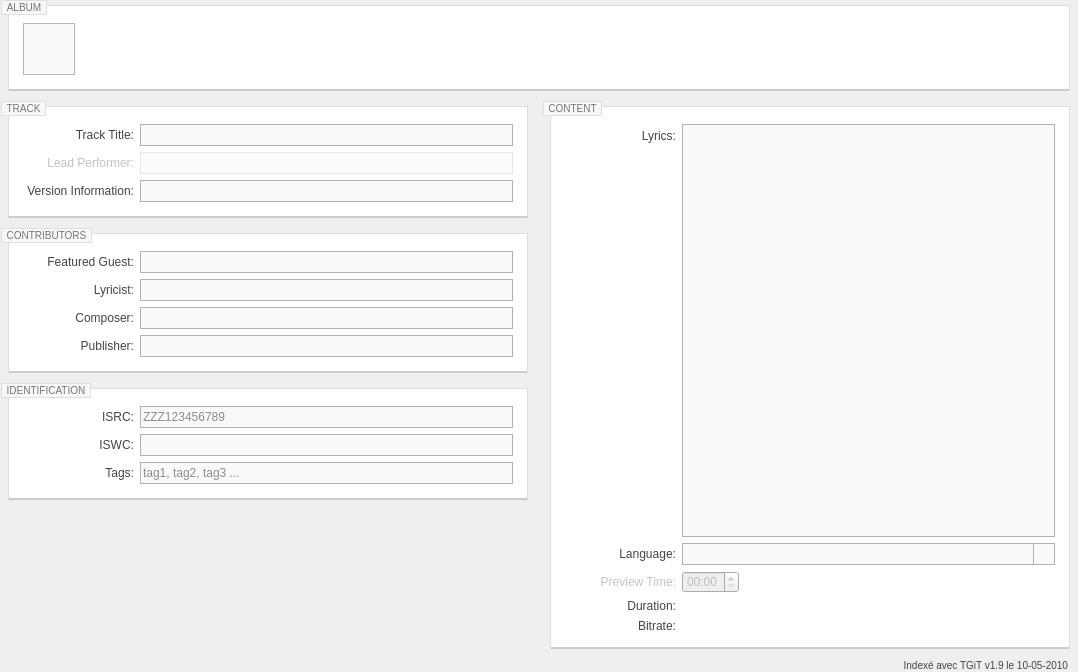
The window that resources/ui/track_page.ui (Iconoclasteinc/tgit) describes before a commit, drawn with Qt 5.
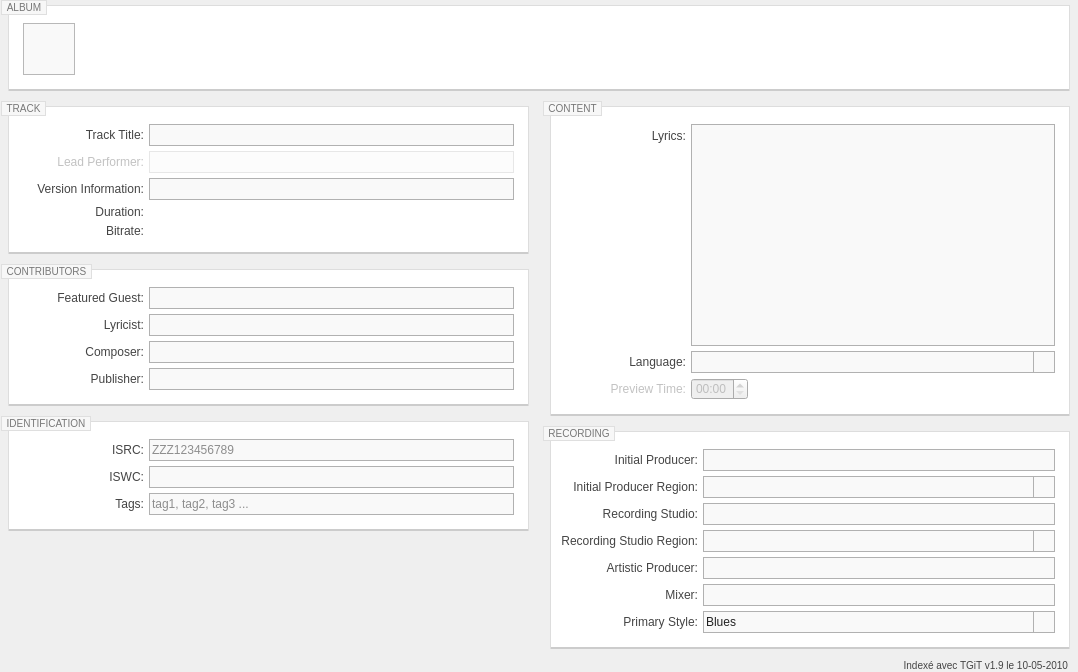
The same window after the commit. Icons and pictures are not drawn. Custom widgets are drawn as their Qt base class.

Commit message: Move the recording box to track level from album level.

```diff
--- a/resources/ui/track_page.ui
+++ b/resources/ui/track_page.ui
@@ -16,7 +16,7 @@
 	border: 1px solid #DDDDDD;
 	border-bottom: 2px solid rgba(0, 0, 0, 20%);
 	background-color: white;
-	padding: 17px 14px 14px 0px;
+	padding: 17px 14px 14px 10px;
 	margin: 5px 8px;
 	font-size: 10px;
 }
@@ -305,7 +305,10 @@
 	color: #C2C2C2;
 }</string>
      </property>
-     <layout class="QHBoxLayout" name="horizontalLayout" stretch="1,1">
+     <layout class="QHBoxLayout" name="horizontalLayout">
+      <property name="spacing">
+       <number>5</number>
+      </property>
       <property name="leftMargin">
        <number>0</number>
       </property>
@@ -346,7 +349,13 @@
              <enum>QFormLayout::ExpandingFieldsGrow</enum>
             </property>
             <property name="labelAlignment">
-             <set>Qt::AlignLeading|Qt::AlignLeft|Qt::AlignVCenter</set>
+             <set>Qt::AlignRight|Qt::AlignTrailing|Qt::AlignVCenter</set>
+            </property>
+            <property name="horizontalSpacing">
+             <number>5</number>
+            </property>
+            <property name="verticalSpacing">
+             <number>5</number>
             </property>
             <property name="leftMargin">
              <number>0</number>
@@ -415,6 +424,46 @@
             <item row="2" column="1">
              <widget class="QLineEdit" name="_version"/>
             </item>
+            <item row="3" column="0">
+             <widget class="QLabel" name="_duration_caption">
+              <property name="text">
+               <string>Duration:</string>
+              </property>
+              <property name="alignment">
+               <set>Qt::AlignRight|Qt::AlignTrailing|Qt::AlignVCenter</set>
+              </property>
+              <property name="buddy">
+               <cstring>_duration</cstring>
+              </property>
+             </widget>
+            </item>
+            <item row="3" column="1">
+             <widget class="QLabel" name="_duration">
+              <property name="text">
+               <string/>
+              </property>
+             </widget>
+            </item>
+            <item row="4" column="0">
+             <widget class="QLabel" name="_bitrate_caption">
+              <property name="text">
+               <string>Bitrate:</string>
+              </property>
+              <property name="alignment">
+               <set>Qt::AlignRight|Qt::AlignTrailing|Qt::AlignVCenter</set>
+              </property>
+              <property name="buddy">
+               <cstring>_bitrate</cstring>
+              </property>
+             </widget>
+            </item>
+            <item row="4" column="1">
+             <widget class="QLabel" name="_bitrate">
+              <property name="text">
+               <string/>
+              </property>
+             </widget>
+            </item>
            </layout>
           </widget>
          </item>
@@ -428,7 +477,13 @@
              <enum>QFormLayout::ExpandingFieldsGrow</enum>
             </property>
             <property name="labelAlignment">
-             <set>Qt::AlignLeading|Qt::AlignLeft|Qt::AlignVCenter</set>
+             <set>Qt::AlignRight|Qt::AlignTrailing|Qt::AlignVCenter</set>
+            </property>
+            <property name="horizontalSpacing">
+             <number>5</number>
+            </property>
+            <property name="verticalSpacing">
+             <number>5</number>
             </property>
             <property name="leftMargin">
              <number>0</number>
@@ -519,7 +574,13 @@
              <enum>QFormLayout::ExpandingFieldsGrow</enum>
             </property>
             <property name="labelAlignment">
-             <set>Qt::AlignLeading|Qt::AlignLeft|Qt::AlignVCenter</set>
+             <set>Qt::AlignRight|Qt::AlignTrailing|Qt::AlignVCenter</set>
+            </property>
+            <property name="horizontalSpacing">
+             <number>5</number>
+            </property>
+            <property name="verticalSpacing">
+             <number>5</number>
             </property>
             <property name="leftMargin">
              <number>0</number>
@@ -611,7 +672,9 @@
       <item>
        <widget class="QWidget" name="_right_column" native="true">
         <property name="styleSheet">
-         <string notr="true"/>
+         <string notr="true">QLabel {
+	border: solid 1px black;
+}</string>
         </property>
         <layout class="QVBoxLayout" name="verticalLayout_3">
          <property name="spacing">
@@ -639,7 +702,13 @@
              <enum>QFormLayout::ExpandingFieldsGrow</enum>
             </property>
             <property name="labelAlignment">
-             <set>Qt::AlignLeading|Qt::AlignLeft|Qt::AlignVCenter</set>
+             <set>Qt::AlignRight|Qt::AlignTrailing|Qt::AlignVCenter</set>
+            </property>
+            <property name="horizontalSpacing">
+             <number>5</number>
+            </property>
+            <property name="verticalSpacing">
+             <number>5</number>
             </property>
             <property name="leftMargin">
              <number>0</number>
@@ -697,7 +766,7 @@
               <property name="sizePolicy">
                <sizepolicy hsizetype="MinimumExpanding" vsizetype="Fixed">
                 <horstretch>0</horstretch>
-                <verstretch>0</verstretch>
+                <verstretch>1</verstretch>
                </sizepolicy>
               </property>
               <property name="editable">
@@ -724,32 +793,6 @@
               </property>
              </widget>
             </item>
-            <item row="3" column="0">
-             <widget class="QLabel" name="_duration_caption">
-              <property name="text">
-               <string>Duration:</string>
-              </property>
-              <property name="alignment">
-               <set>Qt::AlignRight|Qt::AlignTrailing|Qt::AlignVCenter</set>
-              </property>
-              <property name="buddy">
-               <cstring>_duration</cstring>
-              </property>
-             </widget>
-            </item>
-            <item row="4" column="0">
-             <widget class="QLabel" name="_bitrate_caption">
-              <property name="text">
-               <string>Bitrate:</string>
-              </property>
-              <property name="alignment">
-               <set>Qt::AlignRight|Qt::AlignTrailing|Qt::AlignVCenter</set>
-              </property>
-              <property name="buddy">
-               <cstring>_bitrate</cstring>
-              </property>
-             </widget>
-            </item>
             <item row="2" column="1">
              <widget class="QTimeEdit" name="_preview_time">
               <property name="enabled">
@@ -760,17 +803,255 @@
               </property>
              </widget>
             </item>
-            <item row="3" column="1">
-             <widget class="QLabel" name="_duration">
+           </layout>
+          </widget>
+         </item>
+         <item>
+          <widget class="QGroupBox" name="_recording_box">
+           <property name="sizePolicy">
+            <sizepolicy hsizetype="MinimumExpanding" vsizetype="Preferred">
+             <horstretch>0</horstretch>
+             <verstretch>0</verstretch>
+            </sizepolicy>
+           </property>
+           <property name="title">
+            <string>RECORDING</string>
+           </property>
+           <layout class="QFormLayout" name="formLayout_6">
+            <property name="fieldGrowthPolicy">
+             <enum>QFormLayout::AllNonFixedFieldsGrow</enum>
+            </property>
+            <property name="labelAlignment">
+             <set>Qt::AlignRight|Qt::AlignTrailing|Qt::AlignVCenter</set>
+            </property>
+            <property name="horizontalSpacing">
+             <number>5</number>
+            </property>
+            <property name="verticalSpacing">
+             <number>5</number>
+            </property>
+            <property name="leftMargin">
+             <number>0</number>
+            </property>
+            <property name="topMargin">
+             <number>0</number>
+            </property>
+            <property name="rightMargin">
+             <number>0</number>
+            </property>
+            <property name="bottomMargin">
+             <number>0</number>
+            </property>
+            <item row="2" column="0">
+             <widget class="QLabel" name="_recording_studio_caption">
+              <property name="sizePolicy">
+               <sizepolicy hsizetype="Expanding" vsizetype="Preferred">
+                <horstretch>0</horstretch>
+                <verstretch>0</verstretch>
+               </sizepolicy>
+              </property>
               <property name="text">
-               <string/>
+               <string>Recording Studio:</string>
+              </property>
+              <property name="alignment">
+               <set>Qt::AlignRight|Qt::AlignTrailing|Qt::AlignVCenter</set>
+              </property>
+              <property name="buddy">
+               <cstring>_recording_studio</cstring>
+              </property>
+             </widget>
+            </item>
+            <item row="2" column="1">
+             <widget class="QLineEdit" name="_recording_studio"/>
+            </item>
+            <item row="4" column="0">
+             <widget class="QLabel" name="_artistic_producer_caption">
+              <property name="sizePolicy">
+               <sizepolicy hsizetype="Maximum" vsizetype="Preferred">
+                <horstretch>0</horstretch>
+                <verstretch>0</verstretch>
+               </sizepolicy>
+              </property>
+              <property name="text">
+               <string>Artistic Producer:</string>
+              </property>
+              <property name="alignment">
+               <set>Qt::AlignRight|Qt::AlignTrailing|Qt::AlignVCenter</set>
+              </property>
+              <property name="buddy">
+               <cstring>_artistic_producer</cstring>
               </property>
              </widget>
             </item>
             <item row="4" column="1">
-             <widget class="QLabel" name="_bitrate">
+             <widget class="QLineEdit" name="_artistic_producer"/>
+            </item>
+            <item row="5" column="0">
+             <widget class="QLabel" name="_mixer_caption">
+              <property name="sizePolicy">
+               <sizepolicy hsizetype="Maximum" vsizetype="Preferred">
+                <horstretch>0</horstretch>
+                <verstretch>0</verstretch>
+               </sizepolicy>
+              </property>
               <property name="text">
-               <string/>
+               <string>Mixer:</string>
+              </property>
+              <property name="alignment">
+               <set>Qt::AlignRight|Qt::AlignTrailing|Qt::AlignVCenter</set>
+              </property>
+              <property name="buddy">
+               <cstring>_mixer</cstring>
+              </property>
+             </widget>
+            </item>
+            <item row="5" column="1">
+             <widget class="QLineEdit" name="_mixer"/>
+            </item>
+            <item row="6" column="0">
+             <widget class="QLabel" name="_genre_caption">
+              <property name="sizePolicy">
+               <sizepolicy hsizetype="Maximum" vsizetype="Preferred">
+                <horstretch>0</horstretch>
+                <verstretch>0</verstretch>
+               </sizepolicy>
+              </property>
+              <property name="text">
+               <string>Primary Style:</string>
+              </property>
+              <property name="alignment">
+               <set>Qt::AlignRight|Qt::AlignTrailing|Qt::AlignVCenter</set>
+              </property>
+              <property name="buddy">
+               <cstring>_genre</cstring>
+              </property>
+             </widget>
+            </item>
+            <item row="6" column="1">
+             <widget class="QComboBox" name="_genre">
+              <property name="sizePolicy">
+               <sizepolicy hsizetype="MinimumExpanding" vsizetype="Fixed">
+                <horstretch>0</horstretch>
+                <verstretch>1</verstretch>
+               </sizepolicy>
+              </property>
+              <property name="cursor">
+               <cursorShape>PointingHandCursor</cursorShape>
+              </property>
+              <property name="focusPolicy">
+               <enum>Qt::StrongFocus</enum>
+              </property>
+              <property name="editable">
+               <bool>true</bool>
+              </property>
+              <property name="insertPolicy">
+               <enum>QComboBox::NoInsert</enum>
+              </property>
+              <item>
+               <property name="text">
+                <string>Blues</string>
+               </property>
+              </item>
+              <item>
+               <property name="text">
+                <string>Country</string>
+               </property>
+              </item>
+              <item>
+               <property name="text">
+                <string>Dance</string>
+               </property>
+              </item>
+              <item>
+               <property name="text">
+                <string>Hip-Hop</string>
+               </property>
+              </item>
+             </widget>
+            </item>
+            <item row="0" column="0">
+             <widget class="QLabel" name="_initial_producer_caption">
+              <property name="sizePolicy">
+               <sizepolicy hsizetype="Expanding" vsizetype="Preferred">
+                <horstretch>0</horstretch>
+                <verstretch>0</verstretch>
+               </sizepolicy>
+              </property>
+              <property name="text">
+               <string>Initial Producer:</string>
+              </property>
+              <property name="alignment">
+               <set>Qt::AlignRight|Qt::AlignTrailing|Qt::AlignVCenter</set>
+              </property>
+              <property name="buddy">
+               <cstring>_initial_producer</cstring>
+              </property>
+             </widget>
+            </item>
+            <item row="0" column="1">
+             <widget class="QLineEdit" name="_initial_producer"/>
+            </item>
+            <item row="1" column="0">
+             <widget class="QLabel" name="_initial_producer_region_caption">
+              <property name="sizePolicy">
+               <sizepolicy hsizetype="Expanding" vsizetype="Preferred">
+                <horstretch>0</horstretch>
+                <verstretch>0</verstretch>
+               </sizepolicy>
+              </property>
+              <property name="text">
+               <string>Initial Producer Region:</string>
+              </property>
+              <property name="alignment">
+               <set>Qt::AlignRight|Qt::AlignTrailing|Qt::AlignVCenter</set>
+              </property>
+              <property name="buddy">
+               <cstring>_initial_producer_region</cstring>
+              </property>
+             </widget>
+            </item>
+            <item row="1" column="1">
+             <widget class="QComboBox" name="_initial_producer_region">
+              <property name="sizePolicy">
+               <sizepolicy hsizetype="MinimumExpanding" vsizetype="Fixed">
+                <horstretch>0</horstretch>
+                <verstretch>1</verstretch>
+               </sizepolicy>
+              </property>
+              <property name="focusPolicy">
+               <enum>Qt::StrongFocus</enum>
+              </property>
+             </widget>
+            </item>
+            <item row="3" column="0">
+             <widget class="QLabel" name="_recording_studio_region_caption">
+              <property name="sizePolicy">
+               <sizepolicy hsizetype="Expanding" vsizetype="Preferred">
+                <horstretch>0</horstretch>
+                <verstretch>0</verstretch>
+               </sizepolicy>
+              </property>
+              <property name="text">
+               <string>Recording Studio Region:</string>
+              </property>
+              <property name="alignment">
+               <set>Qt::AlignRight|Qt::AlignTrailing|Qt::AlignVCenter</set>
+              </property>
+              <property name="buddy">
+               <cstring>_recording_studio_region</cstring>
+              </property>
+             </widget>
+            </item>
+            <item row="3" column="1">
+             <widget class="QComboBox" name="_recording_studio_region">
+              <property name="sizePolicy">
+               <sizepolicy hsizetype="MinimumExpanding" vsizetype="Fixed">
+                <horstretch>0</horstretch>
+                <verstretch>1</verstretch>
+               </sizepolicy>
+              </property>
+              <property name="focusPolicy">
+               <enum>Qt::StrongFocus</enum>
               </property>
              </widget>
             </item>
```
Left out of the diff: 23 changed lines with no effect on the pictures. The commit also changes 20 other files.
